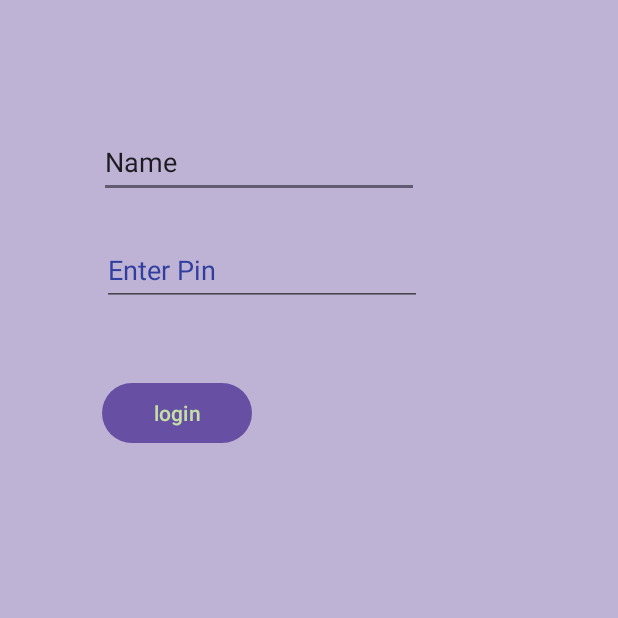
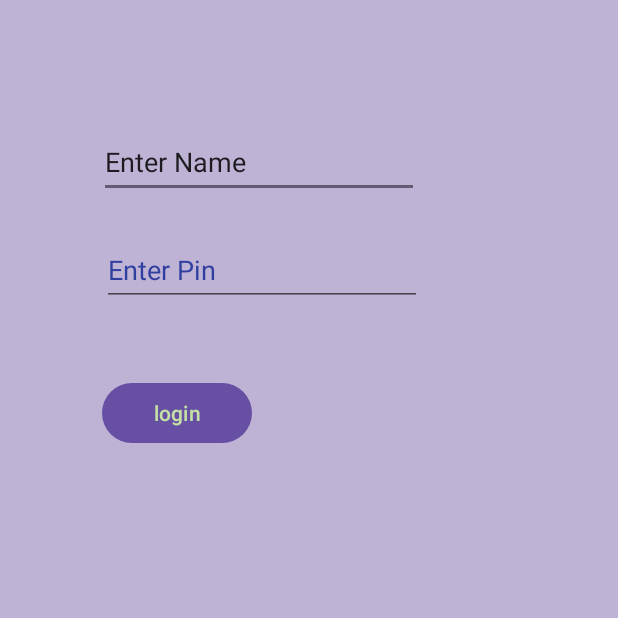
Before and after one commit to roshandanraj123/Androidapp, an Android app: the screen it shows after launch (MainActivity), on a phone screen of 412 x 824 dp, the top half of it. Run offline under Robolectric (Android 15) with nearby library versions, the phone set to English and light mode, and no system bars.

```diff
--- a/app/src/main/res/values/strings.xml
+++ b/app/src/main/res/values/strings.xml
@@ -4,6 +4,6 @@
     <string name="from_roshan" tools:ignore="MissingTranslation">From Roshan</string>
     <string name="todo">TODO</string>
     <string name="login">login</string>
-    <string name="name">Name</string>
+    <string name="name">Enter Name</string>
     <string name="enter_pin">Enter Pin</string>
 </resources>
```
Also changed, not shown: 1 other file.
